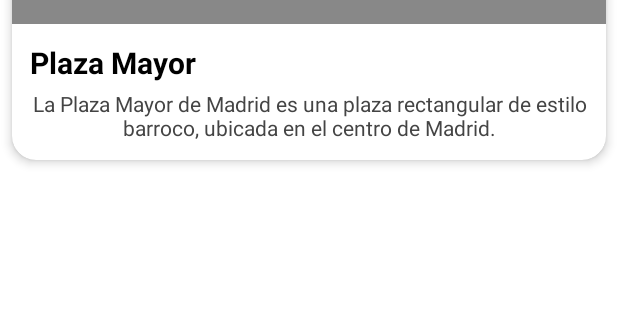
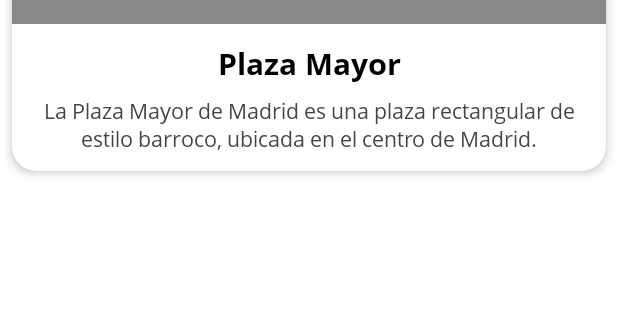
Before and after one commit to gonzalogonzagon/ProyectoMadrid_TFG, an Android app: the layout item_poi_list.xml on its own in the app's theme, with its tools: preview values and no code run, on a phone screen of 412 x 824 dp, the part 282-602 px from its top. Run offline under Robolectric (Android 15) with nearby library versions, the light colour scheme and no system bars.

Commit message:
Add new fonts

```diff
--- a/app/src/main/res/layout/item_poi_list.xml
+++ b/app/src/main/res/layout/item_poi_list.xml
@@ -36,12 +36,12 @@
             android:id="@+id/tvPoiTitle"
             android:layout_width="0dp"
             android:layout_height="wrap_content"
-            android:layout_marginStart="12dp"
-            android:layout_marginTop="12dp"
-            android:layout_marginEnd="12dp"
+            android:layout_margin="12dp"
             android:textColor="@color/black"
+            android:fontFamily="@font/open_sans_bold"
             android:textSize="20sp"
             android:textStyle="bold"
+            android:gravity="center"
             app:layout_constraintEnd_toEndOf="parent"
             app:layout_constraintStart_toStartOf="parent"
             app:layout_constraintTop_toBottomOf="@id/categoryIndicator"
@@ -50,9 +50,10 @@
         <TextView
             android:id="@+id/tvPoiDescription"
             android:layout_width="0dp"
+            android:fontFamily="@font/open_sans_regular"
             android:layout_height="wrap_content"
             android:layout_marginStart="12dp"
-            android:layout_marginTop="4dp"
+            android:layout_marginTop="8dp"
             android:layout_marginEnd="12dp"
             android:layout_marginBottom="12dp"
             android:ellipsize="end"
--- a/app/src/main/res/values/strings.xml
+++ b/app/src/main/res/values/strings.xml
@@ -15,7 +15,7 @@
     <string name="poi_list_no_data_subtitle2">Puedes cambiar</string>
 
     <!--    Point of Interest Title Texts-->
-    <string name="tobogan_title">El tobogán</string>
+    <string name="tobogan_title">El tobogán de Cibeles</string>
     <string name="clara_campoamor_title">Monumento a Clara Campoamor</string>
     <string name="cabina_telefonica_title">Cabinas telefónicas españolas</string>
     <string name="real_cinema_title">Real Cinema</string>
@@ -27,7 +27,7 @@
     <string name="templo_debod_title">Templo de Debod</string>
 
     <!--    Point of Interest Description Texts-->
-    <string name="tobogan_description">El “Toboggan”, escrito con dos ges, una de las atracciones destinadas al disfrute público allá por los inicios del siglo XX.</string>
+    <string name="tobogan_description">El “Toboggan”, escrito con dos ges, era una de las atracciones destinadas al disfrute público allá por los inicios del siglo XX.</string>
     <string name="plaza_mayor_description">Lore ipsum dolor sit amet, consectetur adipiscing elit.</string>
     <string name="puerta_sol_description">Lore ipsum dolor sit amet, consectetur adipiscing elit.</string>
     <string name="parque_retiro_description">Lore ipsum dolor sit amet, consectetur adipiscing elit.</string>
--- a/app/src/main/res/values/styles.xml
+++ b/app/src/main/res/values/styles.xml
@@ -28,8 +28,7 @@
 
         <item name="backgroundTint">@color/white</item>
         <item name="android:textColor">@color/black</item>
-        <item name="android:textStyle">bold</item>
-        <item name="android:textSize">16sp</item>
+        <item name="android:fontFamily">@font/open_sans_bold</item>
         <item name="strokeColor">@color/black</item>
 
         <item name="strokeWidth">4dp</item>
```
Also changed, not shown: app/src/main/res/layout/fragment_detail_poi_list.xml (+12 -2 lines), app/src/main/res/layout/item_poi_info_window.xml (+5 -3 lines), app/src/main/res/font/open_sans_bold.ttf (added), app/src/main/res/font/open_sans_regular.ttf (added), app/src/main/res/font/open_sans_semibold.ttf (added).
